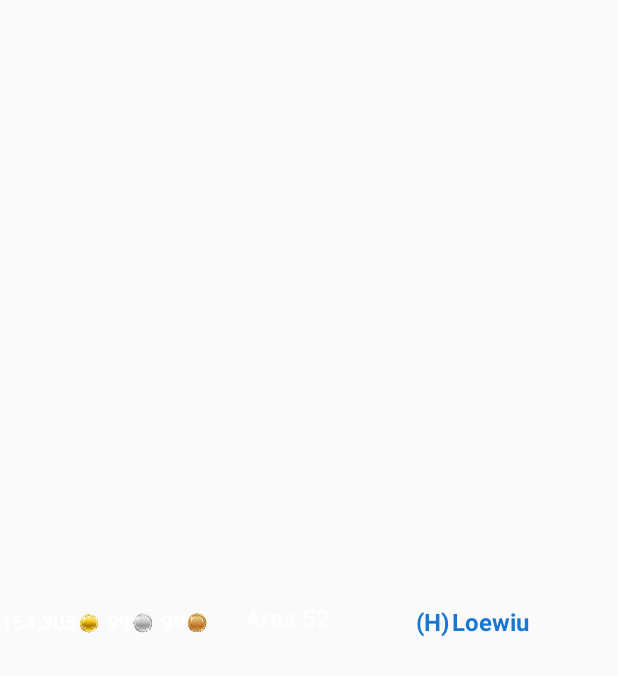
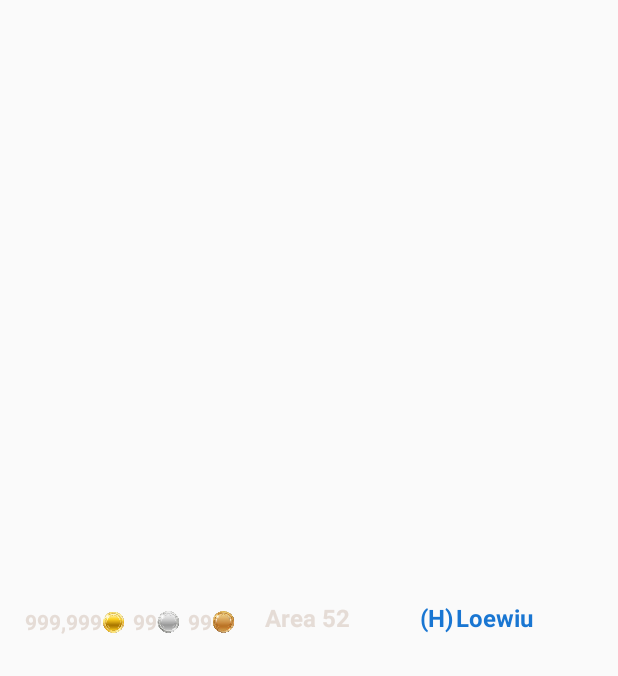
Before and after one commit to JEHM94/Wow-gold-app, an Android app: the layout character_gold_layout.xml on its own in the app's theme, with its tools: preview values and no code run, on a phone screen of 412 x 824 dp. Shown: the top 676 px of the screen. Run offline under Robolectric (Android 15) with nearby library versions, the phone set to English and light mode, and no system bars.

Commit message:
Color working

```diff
--- a/app/src/main/res/layout/character_gold_layout.xml
+++ b/app/src/main/res/layout/character_gold_layout.xml
@@ -5,9 +5,10 @@
     android:orientation="horizontal">
 
     <LinearLayout
-        android:layout_width="wrap_content"
+        android:layout_width="0dp"
         android:layout_height="wrap_content"
         android:layout_gravity="center"
+        android:layout_weight="37"
         android:orientation="horizontal"
         android:paddingTop="5dp">
 
@@ -16,49 +17,44 @@
             android:id="@+id/textViewGold"
             android:layout_width="0dp"
             android:layout_height="wrap_content"
-            android:layout_gravity="center"
             android:layout_weight="65"
-            android:text="154,305"
-            android:textColor="@color/icons"
+            android:text="999,999"
+            android:textAlignment="viewEnd"
+            android:textColor="@color/character_gold_layout"
             android:textSize="14sp"
             android:textStyle="bold" />
 
         <ImageView
             android:id="@+id/imageViewGold"
-            android:layout_width="20dp"
+            android:layout_width="15dp"
             android:layout_height="20dp"
-
-            android:layout_marginTop="2dp"
             android:contentDescription="@string/WowTokenImage"
-            android:paddingStart="1dp"
-            android:paddingEnd="5dp"
             android:src="@mipmap/gold_icon_f" />
 
         <!--Para oro > 999,999
-        android:layout_weight="80"
         android:textSize="12sp"-->
+
+        <!--Para oro > 9,999,999
+        android:textSize="11sp"-->
 
 
         <TextView
             android:id="@+id/textViewSilver"
             android:layout_width="0dp"
             android:layout_height="wrap_content"
-            android:layout_gravity="center"
+
             android:layout_weight="20"
             android:text="99"
-            android:textColor="@color/icons"
+            android:textAlignment="viewEnd"
+            android:textColor="@color/character_gold_layout"
             android:textSize="14sp"
             android:textStyle="bold" />
 
         <ImageView
             android:id="@+id/imageViewSilver"
-            android:layout_width="20dp"
+            android:layout_width="15dp"
             android:layout_height="20dp"
-            android:layout_marginTop="2dp"
             android:contentDescription="@string/WowTokenImage"
-            android:paddingStart="1dp"
-            android:paddingEnd="5dp"
-
             android:src="@mipmap/silver_icon_f" />
 
 
@@ -66,21 +62,18 @@
             android:id="@+id/textViewBronze"
             android:layout_width="0dp"
             android:layout_height="wrap_content"
-            android:layout_gravity="center"
             android:layout_weight="20"
             android:text="99"
-            android:textColor="@color/icons"
+            android:textAlignment="viewEnd"
+            android:textColor="@color/character_gold_layout"
             android:textSize="14sp"
             android:textStyle="bold" />
 
         <ImageView
             android:id="@+id/imageViewBronze"
-            android:layout_width="20dp"
+            android:layout_width="15dp"
             android:layout_height="20dp"
-            android:layout_marginTop="2dp"
             android:contentDescription="@string/WowTokenImage"
-            android:paddingStart="1dp"
-            android:paddingEnd="5dp"
             android:src="@mipmap/bronze_icon_f" />
     </LinearLayout>
 
@@ -89,11 +82,11 @@
         android:layout_width="0dp"
         android:layout_height="wrap_content"
         android:layout_gravity="center"
-        android:layout_weight="33"
+        android:layout_weight="29"
         android:paddingStart="20dp"
         android:paddingEnd="10dp"
         android:text="Area 52"
-        android:textColor="@color/icons"
+        android:textColor="@color/character_gold_layout"
         android:textSize="16sp"
         android:textStyle="bold" />
 
@@ -101,9 +94,8 @@
         android:layout_width="0dp"
         android:layout_height="wrap_content"
         android:layout_gravity="center"
-        android:layout_weight="33"
-        android:orientation="horizontal"
-        android:paddingTop="5dp">
+        android:layout_weight="31"
+        android:orientation="horizontal">
 
         <TextView
             android:id="@+id/textViewFaction"
--- a/app/src/main/res/values/colors.xml
+++ b/app/src/main/res/values/colors.xml
@@ -7,6 +7,7 @@
     <color name="primaryText">#212121</color>
     <color name="icons">#FFFFFF</color>
     <color name="loginButton">#1976D2</color>
+    <color name="character_gold_layout">#E5DCD6</color>
 </resources>
 <!--    <?xml version="1.0" encoding="utf-8"?>
     <resources>
```
Also changed, not shown: app/src/main/java/com/jehm/wowrandomapp/activities/MainActivity.java (+3 -12 lines), app/src/main/java/com/jehm/wowrandomapp/adapters/GoldAdapter.java (+56 -4 lines), app/src/main/java/com/jehm/wowrandomapp/fragments/GoldFragment.java (+0 -35 lines), app/src/main/java/com/jehm/wowrandomapp/models/Utils.java (added, +19 -0 lines).
